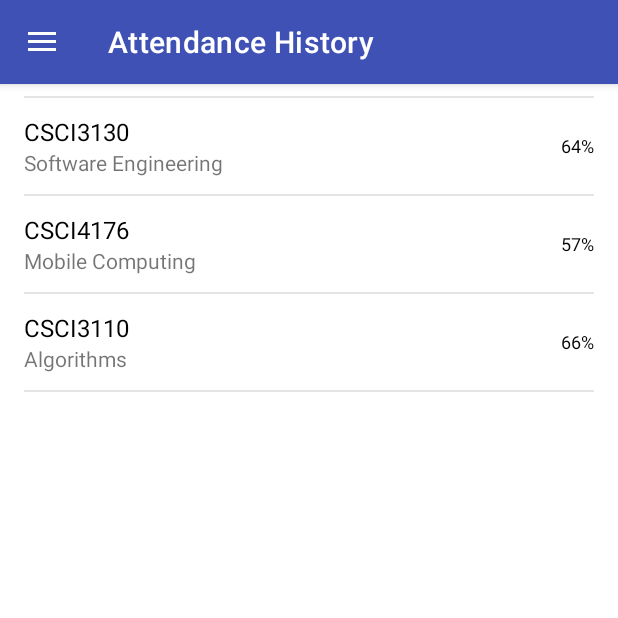
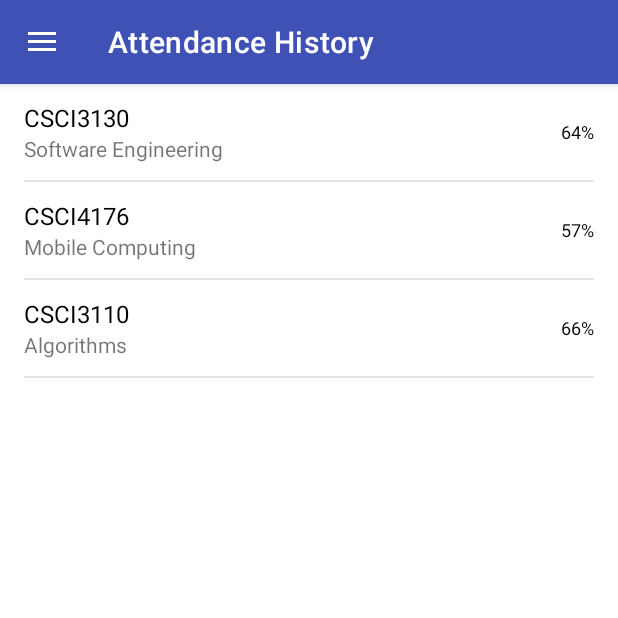
Before and after one commit to jbstks/CSCI4176-HereAttendance, an Android app: the fragment ProfAttendanceHistoryFragment placed in its activity, on a phone screen of 412 x 824 dp, the top half of it. Run offline under Robolectric (Android 15) with nearby library versions, the light colour scheme and no system bars; our stand-ins replace Firebase (no records; nobody signed in at launch, a user with empty details on screens opened directly).

Commit message:
Fixed the unecessary addition of a placeholder course

```diff
--- a/app/src/main/java/com/csci4176/group13/hereattendance/Fragments/Professor/ProfAttendanceHistoryFragment.java
+++ b/app/src/main/java/com/csci4176/group13/hereattendance/Fragments/Professor/ProfAttendanceHistoryFragment.java
@@ -43,7 +43,7 @@
         currentCourses = new ArrayList<>();
 
         // these magic numbers are my best estimate at course attendance.
-        currentCourses.add(new CurrentCourse("CSCI3130", "Software Engineering", 9 * 100 / 14));
+        //currentCourses.add(new CurrentCourse("CSCI3130", "Software Engineering", 9 * 100 / 14));
         currentCourses.add(new CurrentCourse("CSCI3130", "Software Engineering", 9 * 100 / 14));
         currentCourses.add(new CurrentCourse("CSCI4176", "Mobile Computing", 8 * 100 / 14));
         currentCourses.add(new CurrentCourse("CSCI3110", "Algorithms", 8 * 100 / 12));
--- a/app/src/main/java/com/csci4176/group13/hereattendance/Fragments/Student/StudentAttendanceHistoryFragment.java
+++ b/app/src/main/java/com/csci4176/group13/hereattendance/Fragments/Student/StudentAttendanceHistoryFragment.java
@@ -54,7 +54,7 @@
         final List<CurrentCourse> currentCourses;
         currentCourses = new ArrayList<>();
 
-        currentCourses.add(new CurrentCourse("CSCI3130", "Software Engineering", -1));
+        //currentCourses.add(new CurrentCourse("CSCI3130", "Software Engineering", -1));
         currentCourses.add(new CurrentCourse("CSCI3110", "Algorithms", -1));
         currentCourses.add(new CurrentCourse("CSCI3130", "Software Engineering", -1));
         currentCourses.add(new CurrentCourse("CSCI4176", "Mobile Computing", -1));
@@ -69,7 +69,7 @@
                 for (DataSnapshot snapshot : dataSnapshot.getChildren()) {
                     int there = 0;
                     int dayspast = 0;
-                    lectnum++;
+
                     for (DataSnapshot courseLecture : snapshot.getChildren()) {
                         dayspast++;
                         if (courseLecture.hasChild("student")) {
@@ -77,8 +77,11 @@
                         }
                     }
                     Log.d("courseCode", "percentage Attendance" + (there * 100 / dayspast));
+                    // make sure we don't go out of bounds
+                    if (lectnum >= currentCourses.size()) break;
                     currentCourses.get(lectnum).setAttendancePercent(there * 100 / dayspast);
                     adapter.notifyDataSetChanged();
+                    lectnum++;
                 }
             }
 
--- a/app/src/main/res/layout/fragment_attendance_history.xml
+++ b/app/src/main/res/layout/fragment_attendance_history.xml
@@ -1,7 +1,8 @@
 <?xml version="1.0" encoding="utf-8"?>
 <LinearLayout xmlns:android="http://schemas.android.com/apk/res/android"
     android:layout_width="match_parent"
-    android:layout_height="match_parent">
+    android:layout_height="match_parent"
+    android:layout_marginTop="?attr/actionBarSize">
 
     <android.support.v7.widget.RecyclerView
         android:id="@+id/rv"
```
